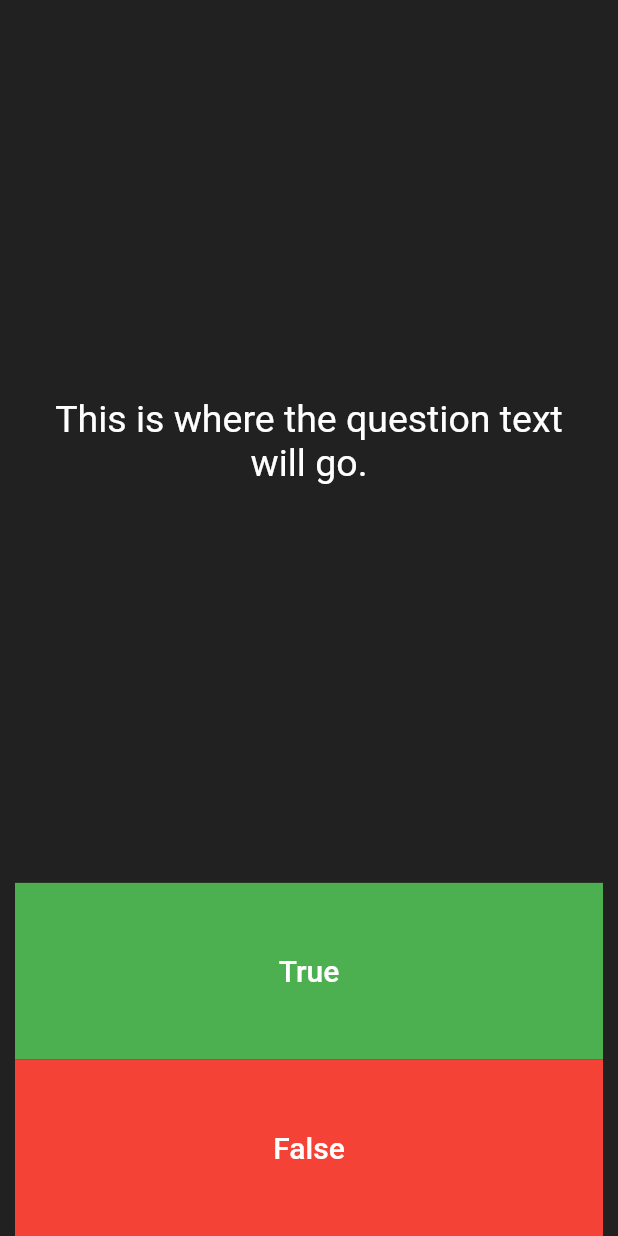
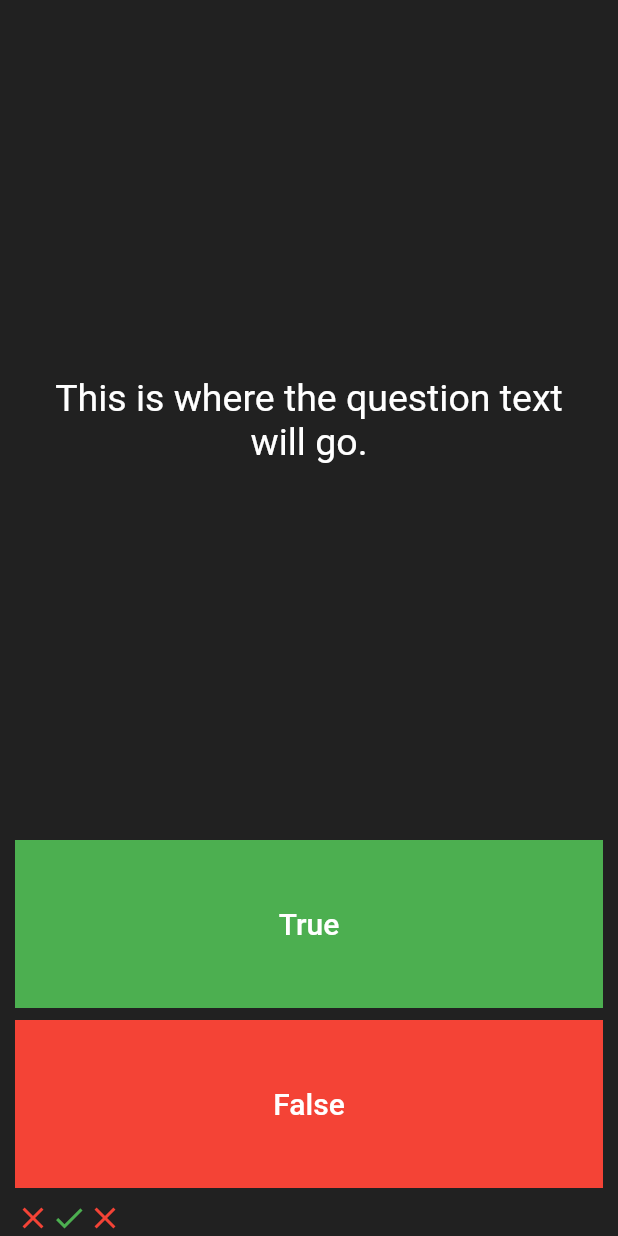
Before and after one commit to mdShakilHossainNsu2018/quiz, a Flutter app: the screen it shows after launch, on a phone screen of 412 x 824 dp. Run offline on Flutter 3.47's test engine with Material 2 defaults, Android fonts, the light colour scheme and no system bars.

Commit message:
demo setup

```diff
--- a/lib/main.dart
+++ b/lib/main.dart
@@ -50,7 +50,6 @@ class _QuizPageState extends State<QuizPage> {
         Expanded(
           child: Container(
             color: Colors.green,
-            padding: EdgeInsets.all(15.0),
             child: TextButton(
               child: Text(
                 'True',
@@ -65,10 +64,10 @@ class _QuizPageState extends State<QuizPage> {
             ),
           ),
         ),
+        SizedBox(height: 8,),
         Expanded(
           child: Container(
             color: Colors.red,
-            padding: EdgeInsets.all(15.0),
             child: TextButton(
               child: Text(
                 'False',
@@ -83,14 +82,14 @@ class _QuizPageState extends State<QuizPage> {
             ),
           ),
         ),
-        //TODO: Add a Row here as your score keeper
+        SizedBox(height: 8,),
+
+        Row(children: [
+          Icon(Icons.close,color: Colors.red,),
+          Icon(Icons.check,color: Colors.green,),
+          Icon(Icons.close,color: Colors.red,),
+        ],)
       ],
     );
   }
 }
-
-/*
-question1: 'You can lead a cow down stairs but not up stairs.', false,
-question2: 'Approximately one quarter of human bones are in the feet.', true,
-question3: 'A slug\'s blood is green.', true,
-*/
```
